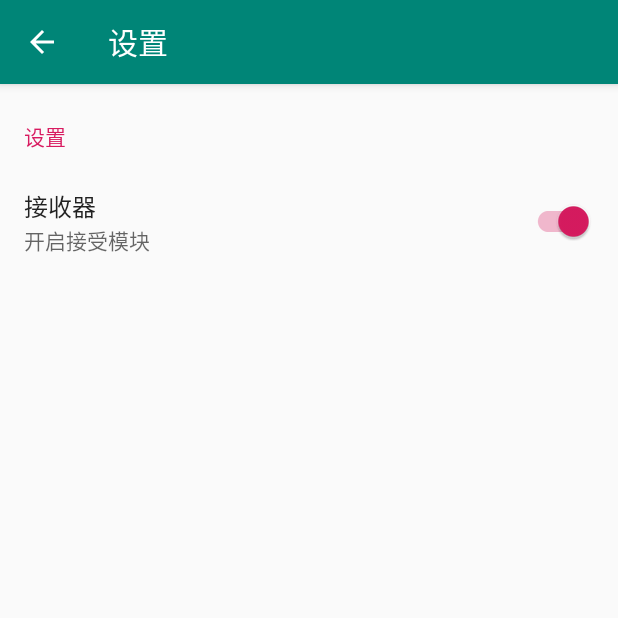
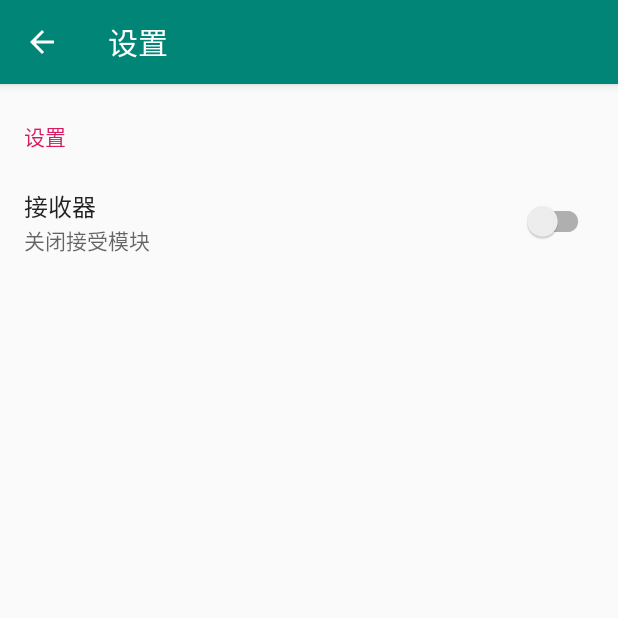
Before and after one commit to sunziping2016/SoundMessage, an Android app: the screen it shows after launch (SettingsActivity), after a tap on an icon or button, on a phone screen of 412 x 824 dp, the top half of it. Run offline under Robolectric (Android 15) with nearby library versions, the phone set to English and light mode, and no system bars; our stand-ins replace androidx.preference.

Commit message:
read from shared preference

```diff
--- a/app/build.gradle
+++ b/app/build.gradle
@@ -17,6 +17,10 @@ android {
             proguardFiles getDefaultProguardFile('proguard-android-optimize.txt'), 'proguard-rules.pro'
         }
     }
+    compileOptions {
+        sourceCompatibility = 1.8
+        targetCompatibility = 1.8
+    }
 }
 
 dependencies {
--- a/app/src/main/java/io/szp/soundmessage/MainActivity.java
+++ b/app/src/main/java/io/szp/soundmessage/MainActivity.java
@@ -1,22 +1,36 @@
 package io.szp.soundmessage;
 
 import androidx.appcompat.app.AppCompatActivity;
+import androidx.preference.PreferenceManager;
 
 import android.annotation.SuppressLint;
 import android.content.Intent;
+import android.content.SharedPreferences;
 import android.os.Bundle;
+import android.util.Log;
 import android.view.Menu;
 import android.view.MenuItem;
 import android.view.View;
 import android.widget.EditText;
 import android.widget.TextView;
 
-public class MainActivity extends AppCompatActivity {
+public class MainActivity extends AppCompatActivity implements SharedPreferences.OnSharedPreferenceChangeListener {
+    private boolean receiverEnabled;
 
     @Override
     protected void onCreate(Bundle savedInstanceState) {
         super.onCreate(savedInstanceState);
         setContentView(R.layout.activity_main);
+        SharedPreferences preferences = PreferenceManager.getDefaultSharedPreferences(this);
+        receiverEnabled = preferences.getBoolean(getString(R.string.receiver_enabled_key), true);
+        preferences.registerOnSharedPreferenceChangeListener(this);
+    }
+
+    @Override
+    protected void onDestroy() {
+        SharedPreferences preferences = PreferenceManager.getDefaultSharedPreferences(this);
+        preferences.unregisterOnSharedPreferenceChangeListener(this);
+        super.onDestroy();
     }
 
     @Override
@@ -44,4 +58,12 @@ public class MainActivity extends AppCompatActivity {
         sendText.getText().clear();
     }
 
+    @Override
+    public void onSharedPreferenceChanged(SharedPreferences preferences, String key) {
+        Log.d("MainActivity", key + " changed");
+        if (key.equals(getString(R.string.receiver_enabled_key))) {
+            receiverEnabled = preferences.getBoolean(
+                    getString(R.string.receiver_enabled_key), true);
+        }
+    }
 }
--- a/app/src/main/res/values/strings.xml
+++ b/app/src/main/res/values/strings.xml
@@ -7,6 +7,7 @@
     <string name="main_settings_header">设置</string>
 
     <!-- Main Preferences -->
+    <string name="receiver_enabled_key">receiverEnabled</string>
     <string name="receiver_enabled_title">接收器</string>
     <string name="receiver_enabled_on">开启接受模块</string>
     <string name="receiver_enabled_off">关闭接受模块</string>
--- a/app/src/main/res/xml/root_preferences.xml
+++ b/app/src/main/res/xml/root_preferences.xml
@@ -21,12 +21,12 @@
         app:title="@string/main_settings_header">
 
         <SwitchPreferenceCompat
-            app:defaultValue="true"
             app:iconSpaceReserved="false"
-            app:key="receiverEnabled"
+            app:key="@string/receiver_enabled_key"
             app:summaryOff="@string/receiver_enabled_off"
             app:summaryOn="@string/receiver_enabled_on"
             app:title="@string/receiver_enabled_title" />
+
     </PreferenceCategory>
 
 </PreferenceScreen>
```
